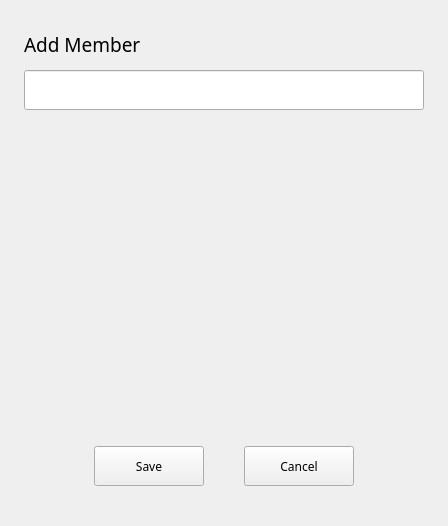
Above: plugins/group/src/pages/group-info-page/group-info-page.ui from openeuler-mirror/kiran-control-panel before the change. Below: the same form after it.
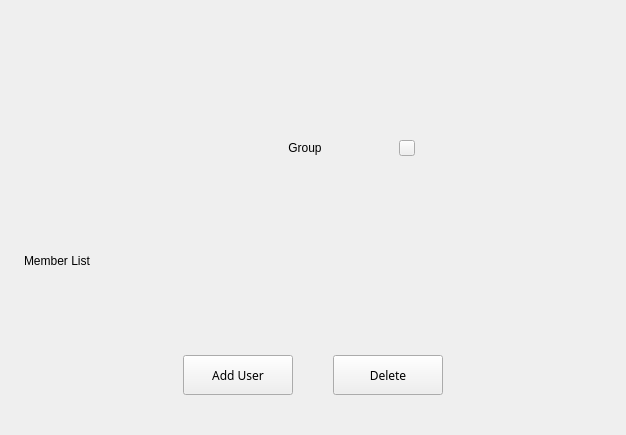
That is the form after the change. The open tabs and pages were chosen to show the change. Custom widgets are drawn as their Qt base class.

Commit message:
refactor(group): improve code in group plugin
- 重构用户组组件代码

Relates #73623

What changed in the file:
```diff
--- a/plugins/group/src/pages/group-info-page/group-info-page.ui
+++ b/plugins/group/src/pages/group-info-page/group-info-page.ui
@@ -6,101 +6,36 @@
    <rect>
     <x>0</x>
     <y>0</y>
-    <width>448</width>
-    <height>526</height>
+    <width>626</width>
+    <height>435</height>
    </rect>
   </property>
-  <property name="sizePolicy">
-   <sizepolicy hsizetype="Preferred" vsizetype="Fixed">
-    <horstretch>0</horstretch>
-    <verstretch>0</verstretch>
-   </sizepolicy>
-  </property>
-  <property name="minimumSize">
-   <size>
-    <width>0</width>
-    <height>0</height>
-   </size>
-  </property>
-  <property name="maximumSize">
-   <size>
-    <width>16777215</width>
-    <height>16777215</height>
-   </size>
-  </property>
   <property name="windowTitle">
    <string>Form</string>
   </property>
   <layout class="QVBoxLayout" name="verticalLayout">
    <property name="spacing">
-    <number>0</number>
+    <number>16</number>
    </property>
    <property name="leftMargin">
     <number>24</number>
    </property>
    <property name="topMargin">
-    <number>0</number>
+    <number>24</number>
    </property>
    <property name="rightMargin">
     <number>24</number>
    </property>
    <property name="bottomMargin">
-    <number>0</number>
+    <number>40</number>
    </property>
    <item>
-    <widget class="QStackedWidget" name="stackedWidget">
-     <property name="sizePolicy">
-      <sizepolicy hsizetype="Preferred" vsizetype="Preferred">
-       <horstretch>0</horstretch>
-       <verstretch>0</verstretch>
-      </sizepolicy>
-     </property>
-     <property name="minimumSize">
-      <size>
-       <width>0</width>
-       <height>200</height>
-      </size>
-     </property>
-     <property name="currentIndex">
-      <number>0</number>
-     </property>
-     <widget class="QWidget" name="page_groupInfo">
-      <layout class="QVBoxLayout" name="verticalLayout_2">
+    <layout class="QHBoxLayout" name="horizontalLayout_3">
        <property name="spacing">
         <number>0</number>
        </property>
-       <property name="leftMargin">
-        <number>0</number>
-       </property>
-       <property name="topMargin">
-        <number>0</number>
-       </property>
-       <property name="rightMargin">
-        <number>0</number>
-       </property>
-       <property name="bottomMargin">
-        <number>0</number>
-       </property>
        <item>
-        <widget class="QWidget" name="widget" native="true">
-         <property name="maximumSize">
-          <size>
-           <width>16777215</width>
-           <height>141</height>
-          </size>
-         </property>
-         <layout class="QHBoxLayout" name="groupInfo_row_1">
-          <property name="spacing">
-           <number>0</number>
-          </property>
-          <property name="topMargin">
-           <number>50</number>
-          </property>
-          <property name="bottomMargin">
-           <number>1</number>
-          </property>
-          <item>
-           <spacer name="horizontalSpacer">
+      <spacer name="horizontalSpacer_3">
             <property name="orientation">
              <enum>Qt::Horizontal</enum>
             </property>
@@ -133,10 +68,33 @@
              </size>
             </property>
             <property name="text">
-             <string>TextLabel</string>
+        <string/>
             </property>
            </widget>
           </item>
+     <item>
+      <spacer name="spacer_8">
+       <property name="orientation">
+        <enum>Qt::Horizontal</enum>
+       </property>
+       <property name="sizeHint" stdset="0">
+        <size>
+         <width>40</width>
+         <height>20</height>
+        </size>
+       </property>
+      </spacer>
+     </item>
+    </layout>
+   </item>
+   <item>
+    <layout class="QHBoxLayout" name="horizontalLayout_2">
+     <property name="spacing">
+      <number>0</number>
+     </property>
+     <property name="sizeConstraint">
+      <enum>QLayout::SetMinimumSize</enum>
+     </property>
           <item>
            <spacer name="horizontalSpacer_2">
             <property name="orientation">
@@ -150,53 +108,37 @@
             </property>
            </spacer>
           </item>
-         </layout>
-        </widget>
-       </item>
        <item>
-        <widget class="QWidget" name="widget" native="true">
+      <widget class="QStackedWidget" name="stacked_name_editor">
+       <property name="sizePolicy">
+        <sizepolicy hsizetype="Minimum" vsizetype="Minimum">
+         <horstretch>0</horstretch>
+         <verstretch>0</verstretch>
+        </sizepolicy>
+       </property>
+       <property name="minimumSize">
+        <size>
+         <width>0</width>
+         <height>36</height>
+        </size>
+       </property>
          <property name="maximumSize">
           <size>
            <width>16777215</width>
-           <height>57</height>
-          </size>
-         </property>
-         <layout class="QHBoxLayout" name="groupInfo_row_2">
-          <property name="spacing">
-           <number>0</number>
-          </property>
-          <property name="topMargin">
-           <number>16</number>
-          </property>
-          <property name="bottomMargin">
-           <number>0</number>
-          </property>
-          <item>
-           <spacer name="horizontalSpacer_5">
-            <property name="orientation">
-             <enum>Qt::Horizontal</enum>
-            </property>
-            <property name="sizeHint" stdset="0">
-             <size>
-              <width>40</width>
-              <height>20</height>
-             </size>
-            </property>
-           </spacer>
-          </item>
-          <item>
-           <widget class="QStackedWidget" name="stackedWidget_edit_name">
-            <property name="sizePolicy">
-             <sizepolicy hsizetype="Preferred" vsizetype="Fixed">
-              <horstretch>0</horstretch>
-              <verstretch>40</verstretch>
-             </sizepolicy>
+         <height>36</height>
+        </size>
             </property>
             <property name="currentIndex">
              <number>1</number>
             </property>
-            <widget class="QWidget" name="page_1">
-             <layout class="QHBoxLayout" name="horizontalLayout">
+       <widget class="QWidget" name="widget_2">
+        <property name="sizePolicy">
+         <sizepolicy hsizetype="Minimum" vsizetype="Minimum">
+          <horstretch>0</horstretch>
+          <verstretch>0</verstretch>
+         </sizepolicy>
+        </property>
+        <layout class="QHBoxLayout" name="horizontalLayout_6">
               <property name="spacing">
                <number>0</number>
               </property>
@@ -213,7 +155,7 @@
                <number>0</number>
               </property>
               <item>
-               <widget class="QLabel" name="name_label">
+          <widget class="QLabel" name="label_name">
                 <property name="sizePolicy">
                  <sizepolicy hsizetype="Preferred" vsizetype="Fixed">
                   <horstretch>0</horstretch>
@@ -222,15 +164,15 @@
                 </property>
                 <property name="minimumSize">
                  <size>
-                  <width>0</width>
-                  <height>40</height>
-                 </size>
-                </property>
-                <property name="font">
-                 <font>
-                  <family>Noto Sans CJK TC Light</family>
-                  <pointsize>16</pointsize>
-                 </font>
+             <width>90</width>
+             <height>36</height>
+            </size>
+           </property>
+           <property name="maximumSize">
+            <size>
+             <width>90</width>
+             <height>36</height>
+            </size>
                 </property>
                 <property name="text">
                  <string>Group</string>
@@ -242,8 +184,14 @@
               </item>
              </layout>
             </widget>
-            <widget class="QWidget" name="page_2">
-             <layout class="QHBoxLayout" name="horizontalLayout_2">
+       <widget class="QWidget" name="widget_3">
+        <property name="sizePolicy">
+         <sizepolicy hsizetype="Minimum" vsizetype="Minimum">
+          <horstretch>0</horstretch>
+          <verstretch>0</verstretch>
+         </sizepolicy>
+        </property>
+        <layout class="QHBoxLayout" name="horizontalLayout_7">
               <property name="leftMargin">
                <number>0</number>
               </property>
@@ -257,7 +205,7 @@
                <number>0</number>
               </property>
               <item>
-               <widget class="QLineEdit" name="lineEdit">
+          <widget class="QLineEdit" name="edit_name">
                 <property name="sizePolicy">
                  <sizepolicy hsizetype="Preferred" vsizetype="Fixed">
                   <horstretch>0</horstretch>
@@ -266,8 +214,14 @@
                 </property>
                 <property name="minimumSize">
                  <size>
-                  <width>100</width>
-                  <height>40</height>
+             <width>90</width>
+             <height>36</height>
+            </size>
+           </property>
+           <property name="maximumSize">
+            <size>
+             <width>90</width>
+             <height>36</height>
                  </size>
                 </property>
                </widget>
@@ -277,10 +231,23 @@
            </widget>
           </item>
           <item>
-           <widget class="QPushButton" name="change_name_button"/>
+      <widget class="QPushButton" name="btn_change_name">
+       <property name="minimumSize">
+        <size>
+         <width>16</width>
+         <height>16</height>
+        </size>
+       </property>
+       <property name="maximumSize">
+        <size>
+         <width>16</width>
+         <height>16</height>
+        </size>
+       </property>
+      </widget>
           </item>
           <item>
-           <spacer name="horizontalSpacer_6">
+      <spacer name="spacer_6">
             <property name="orientation">
              <enum>Qt::Horizontal</enum>
             </property>
@@ -293,107 +260,35 @@
            </spacer>
           </item>
          </layout>
-        </widget>
        </item>
        <item>
-        <widget class="QWidget" name="widget" native="true">
-         <property name="maximumSize">
-          <size>
-           <width>16777215</width>
-           <height>64</height>
-          </size>
-         </property>
-         <layout class="QHBoxLayout" name="groupInfo_row_3">
+    <layout class="QVBoxLayout" name="verticalLayout_3">
           <property name="spacing">
-           <number>0</number>
-          </property>
-          <property name="topMargin">
-           <number>24</number>
+      <number>10</number>
           </property>
           <item>
-           <widget class="QLabel" name="member_label">
-            <property name="minimumSize">
-             <size>
-              <width>0</width>
-              <height>40</height>
-             </size>
-            </property>
-            <property name="maximumSize">
-             <size>
-              <width>16777215</width>
-              <height>40</height>
-             </size>
-            </property>
-            <property name="font">
-             <font>
-              <family>Noto Sans CJK SC Light</family>
-              <pointsize>14</pointsize>
-              <kerning>true</kerning>
-             </font>
-            </property>
+      <widget class="QLabel" name="label_2">
             <property name="text">
              <string>Member List</string>
             </property>
            </widget>
           </item>
           <item>
-           <spacer name="horizontalSpacer_7">
-            <property name="orientation">
-             <enum>Qt::Horizontal</enum>
-            </property>
-            <property name="sizeHint" stdset="0">
-             <size>
-              <width>40</width>
-              <height>20</height>
-             </size>
-            </property>
-           </spacer>
-          </item>
-         </layout>
-        </widget>
+      <layout class="QVBoxLayout" name="layout_menber_list">
+       <property name="spacing">
+        <number>0</number>
+       </property>
+      </layout>
+     </item>
+    </layout>
        </item>
        <item>
-        <layout class="QVBoxLayout" name="layoutMenberList"/>
-       </item>
-       <item>
-        <spacer name="verticalSpacer_3">
-         <property name="orientation">
-          <enum>Qt::Vertical</enum>
-         </property>
-         <property name="sizeHint" stdset="0">
-          <size>
-           <width>20</width>
-           <height>40</height>
-          </size>
-         </property>
-        </spacer>
-       </item>
-       <item>
-        <widget class="QWidget" name="widget" native="true">
-         <property name="maximumSize">
-          <size>
-           <width>16777215</width>
-           <height>80</height>
-          </size>
-         </property>
-         <layout class="QHBoxLayout" name="groupInfo_row_4">
+    <layout class="QHBoxLayout" name="horizontalLayout">
           <property name="spacing">
            <number>0</number>
           </property>
-          <property name="leftMargin">
-           <number>0</number>
-          </property>
-          <property name="topMargin">
-           <number>0</number>
-          </property>
-          <property name="rightMargin">
-           <number>0</number>
-          </property>
-          <property name="bottomMargin">
-           <number>40</number>
-          </property>
           <item>
-           <spacer name="horizontalSpacer_12">
+      <spacer name="horizontalSpacer">
             <property name="orientation">
              <enum>Qt::Horizontal</enum>
             </property>
@@ -406,7 +301,7 @@
            </spacer>
           </item>
           <item>
-           <widget class="AnimationPushButton" name="add_member_button">
+      <widget class="AnimationPushButton" name="btn_add_user">
             <property name="sizePolicy">
              <sizepolicy hsizetype="Fixed" vsizetype="Fixed">
               <horstretch>0</horstretch>
@@ -415,13 +310,13 @@
             </property>
             <property name="minimumSize">
              <size>
-              <width>120</width>
+         <width>110</width>
               <height>40</height>
              </size>
             </property>
             <property name="maximumSize">
              <size>
-              <width>120</width>
+         <width>110</width>
               <height>40</height>
              </size>
             </property>
@@ -437,7 +332,7 @@
            </widget>
           </item>
           <item>
-           <spacer name="horizontalSpacer_11">
+      <spacer name="spacer_5">
             <property name="orientation">
              <enum>Qt::Horizontal</enum>
             </property>
@@ -453,7 +348,7 @@
            </spacer>
           </item>
           <item>
-           <widget class="AnimationPushButton" name="delete_button">
+      <widget class="AnimationPushButton" name="btn_delete">
             <property name="sizePolicy">
              <sizepolicy hsizetype="Fixed" vsizetype="Fixed">
               <horstretch>0</horstretch>
@@ -462,13 +357,13 @@
             </property>
             <property name="minimumSize">
              <size>
-              <width>120</width>
+         <width>110</width>
               <height>40</height>
              </size>
             </property>
             <property name="maximumSize">
              <size>
-              <width>120</width>
+         <width>110</width>
               <height>40</height>
              </size>
             </property>
@@ -484,7 +379,7 @@
            </widget>
           </item>
           <item>
-           <spacer name="horizontalSpacer_13">
+      <spacer name="spacer_4">
             <property name="orientation">
              <enum>Qt::Horizontal</enum>
             </property>
@@ -497,254 +392,6 @@
            </spacer>
           </item>
          </layout>
-        </widget>
-       </item>
-      </layout>
-     </widget>
-     <widget class="QWidget" name="page_addUser">
-      <layout class="QVBoxLayout" name="verticalLayout_3">
-       <property name="spacing">
-        <number>0</number>
-       </property>
-       <property name="leftMargin">
-        <number>0</number>
-       </property>
-       <property name="topMargin">
-        <number>0</number>
-       </property>
-       <property name="rightMargin">
-        <number>0</number>
-       </property>
-       <property name="bottomMargin">
-        <number>0</number>
-       </property>
-       <item>
-        <widget class="QWidget" name="widget" native="true">
-         <property name="maximumSize">
-          <size>
-           <width>16777215</width>
-           <height>126</height>
-          </size>
-         </property>
-         <layout class="QVBoxLayout" name="verticalLayout_4">
-          <property name="leftMargin">
-           <number>0</number>
-          </property>
-          <property name="topMargin">
-           <number>24</number>
-          </property>
-          <property name="rightMargin">
-           <number>0</number>
-          </property>
-          <property name="bottomMargin">
-           <number>16</number>
-          </property>
-          <item>
-           <widget class="QLabel" name="add_label">
-            <property name="minimumSize">
-             <size>
-              <width>0</width>
-              <height>40</height>
-             </size>
-            </property>
-            <property name="maximumSize">
-             <size>
-              <width>16777215</width>
-              <height>40</height>
-             </size>
-            </property>
-            <property name="font">
-             <font>
-              <family>Noto Sans CJK SC Light</family>
-              <pointsize>14</pointsize>
-              <kerning>true</kerning>
-             </font>
-            </property>
-            <property name="text">
-             <string>Add Member</string>
-            </property>
-           </widget>
-          </item>
-          <item>
-           <widget class="QLineEdit" name="search_box">
-            <property name="minimumSize">
-             <size>
-              <width>0</width>
-              <height>40</height>
-             </size>
-            </property>
-            <property name="maximumSize">
-             <size>
-              <width>16777215</width>
-              <height>40</height>
-             </size>
-            </property>
-           </widget>
-          </item>
-         </layout>
-        </widget>
-       </item>
-       <item>
-        <widget class="QWidget" name="widgetUserList" native="true">
-         <layout class="QHBoxLayout" name="horizontalLayout_3">
-          <property name="spacing">
-           <number>0</number>
-          </property>
-          <property name="leftMargin">
-           <number>0</number>
-          </property>
-          <property name="topMargin">
-           <number>0</number>
-          </property>
-          <property name="rightMargin">
-           <number>0</number>
-          </property>
-          <property name="bottomMargin">
-           <number>0</number>
-          </property>
-          <item>
-           <layout class="QVBoxLayout" name="layoutUserList">
-            <property name="topMargin">
-             <number>16</number>
-            </property>
-           </layout>
-          </item>
-         </layout>
-        </widget>
-       </item>
-       <item>
-        <spacer name="verticalSpacer">
-         <property name="orientation">
-          <enum>Qt::Vertical</enum>
-         </property>
-         <property name="sizeHint" stdset="0">
-          <size>
-           <width>20</width>
-           <height>40</height>
-          </size>
-         </property>
-        </spacer>
-       </item>
-       <item>
-        <layout class="QHBoxLayout" name="addUser_row_4">
-         <property name="spacing">
-          <number>0</number>
-         </property>
-         <property name="topMargin">
-          <number>10</number>
-         </property>
-         <property name="bottomMargin">
-          <number>40</number>
-         </property>
-         <item>
-          <spacer name="horizontalSpacer_15">
-           <property name="orientation">
-            <enum>Qt::Horizontal</enum>
-           </property>
-           <property name="sizeHint" stdset="0">
-            <size>
-             <width>40</width>
-             <height>20</height>
-            </size>
-           </property>
-          </spacer>
-         </item>
-         <item>
-          <widget class="AnimationPushButton" name="confirm_add_button">
-           <property name="sizePolicy">
-            <sizepolicy hsizetype="Fixed" vsizetype="Fixed">
-             <horstretch>0</horstretch>
-             <verstretch>0</verstretch>
-            </sizepolicy>
-           </property>
-           <property name="minimumSize">
-            <size>
-             <width>110</width>
-             <height>40</height>
-            </size>
-           </property>
-           <property name="maximumSize">
-            <size>
-             <width>110</width>
-             <height>40</height>
-            </size>
-           </property>
-           <property name="font">
-            <font>
-             <family>Sans Serif</family>
-             <pointsize>9</pointsize>
-            </font>
-           </property>
-           <property name="text">
-            <string>Save</string>
-           </property>
-          </widget>
-         </item>
-         <item>
-          <spacer name="horizontalSpacer_14">
-           <property name="orientation">
-            <enum>Qt::Horizontal</enum>
-           </property>
-           <property name="sizeType">
-            <enum>QSizePolicy::Fixed</enum>
-           </property>
-           <property name="sizeHint" stdset="0">
-            <size>
-             <width>40</width>
-             <height>20</height>
-            </size>
-           </property>
-          </spacer>
-         </item>
-         <item>
-          <widget class="QPushButton" name="cancel_button">
-           <property name="sizePolicy">
-            <sizepolicy hsizetype="Fixed" vsizetype="Fixed">
-             <horstretch>0</horstretch>
-             <verstretch>0</verstretch>
-            </sizepolicy>
-           </property>
-           <property name="minimumSize">
-            <size>
-             <width>110</width>
-             <height>40</height>
-            </size>
-           </property>
-           <property name="maximumSize">
-            <size>
-             <width>110</width>
-             <height>40</height>
-            </size>
-           </property>
-           <property name="font">
-            <font>
-             <family>Sans Serif</family>
-             <pointsize>9</pointsize>
-            </font>
-           </property>
-           <property name="text">
-            <string>Cancel</string>
-           </property>
-          </widget>
-         </item>
-         <item>
-          <spacer name="horizontalSpacer_16">
-           <property name="orientation">
-            <enum>Qt::Horizontal</enum>
-           </property>
-           <property name="sizeHint" stdset="0">
-            <size>
-             <width>40</width>
-             <height>20</height>
-            </size>
-           </property>
-          </spacer>
-         </item>
-        </layout>
-       </item>
-      </layout>
-     </widget>
-    </widget>
    </item>
   </layout>
  </widget>
```
Left out of the diff: 2 changed lines with no effect on the pictures. Lines whose indentation alone changed are shown as unchanged. The commit also changes 52 other files.
